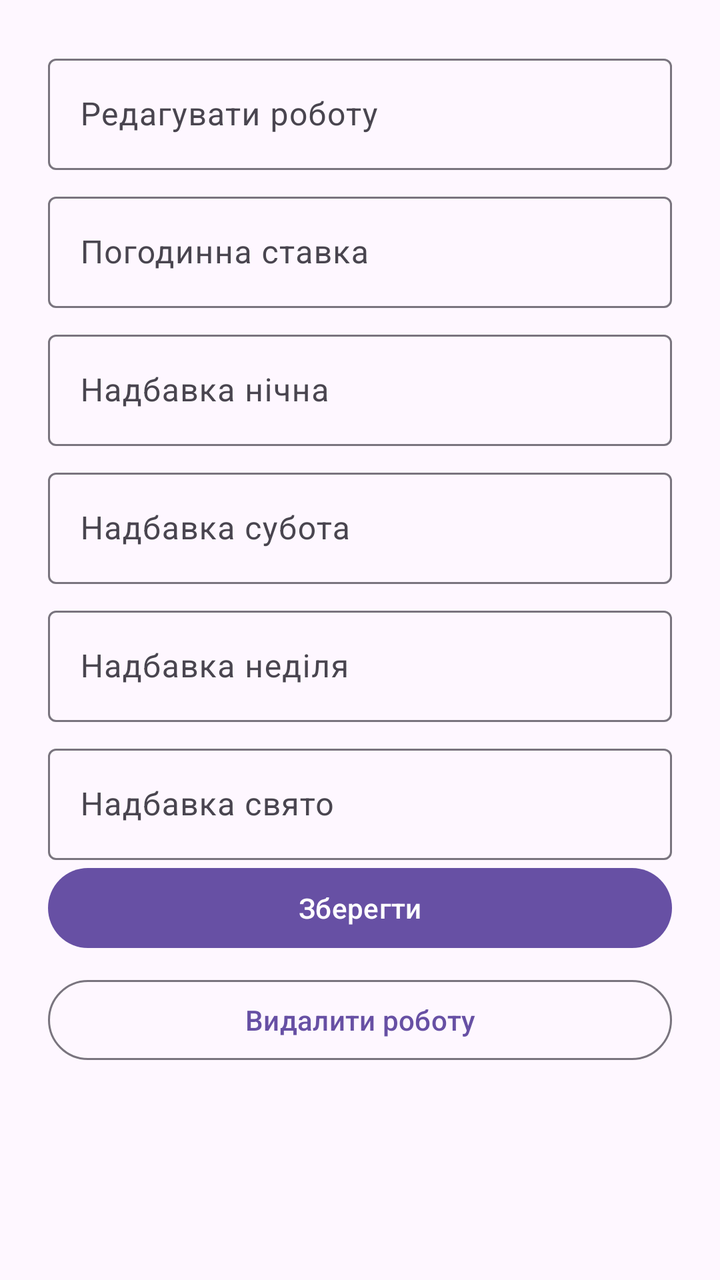
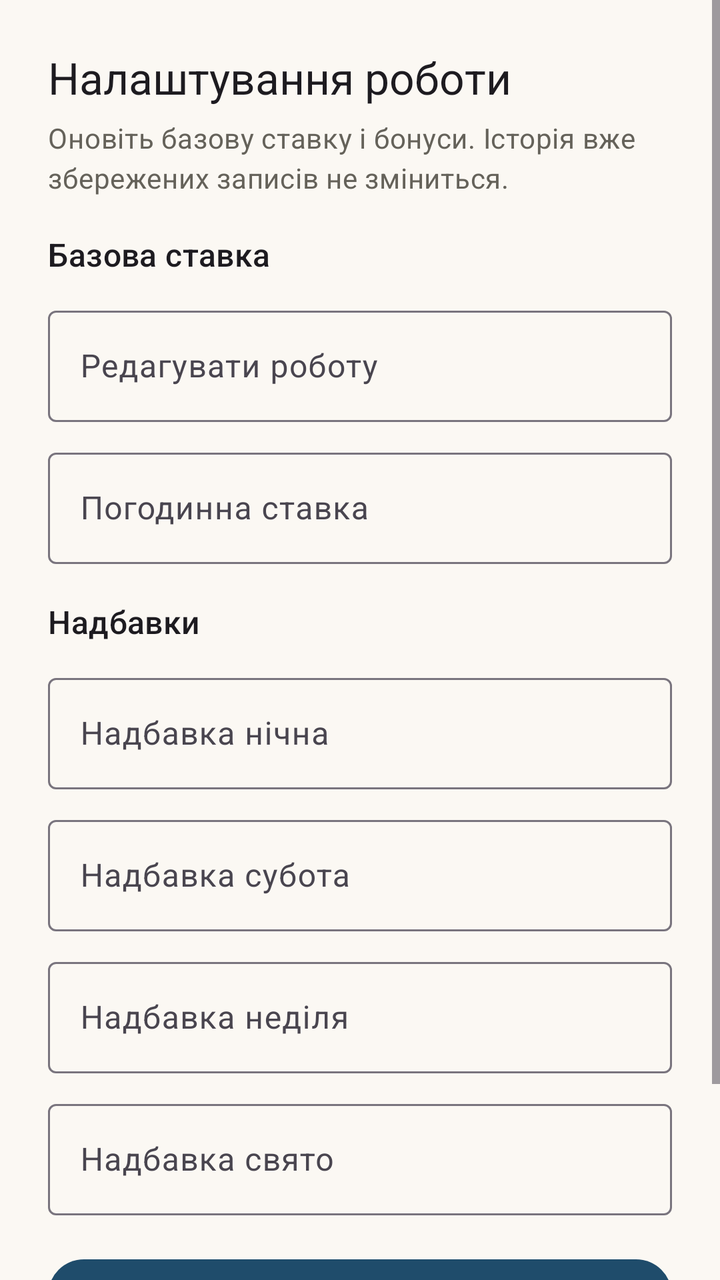

Two renders of the same Android screen: before a commit and after it. Below are the layout's source before the change and the commit's diff.
<!-- AndroidManifest.xml: application theme Theme.WorkTracker -->
<!-- res/layout/dialog_edit_job.xml -->
<LinearLayout xmlns:android="http://schemas.android.com/apk/res/android"
    android:layout_width="match_parent"
    android:layout_height="wrap_content"
    android:orientation="vertical"
    android:padding="24dp">

    <com.google.android.material.textfield.TextInputLayout
        android:layout_width="match_parent"
        android:layout_height="wrap_content">
        <com.google.android.material.textfield.TextInputEditText
            android:id="@+id/editJobName"
            android:layout_width="match_parent"
            android:layout_height="wrap_content"
            android:hint="@string/edit_job"/>
    </com.google.android.material.textfield.TextInputLayout>

    <com.google.android.material.textfield.TextInputLayout
        android:layout_width="match_parent"
        android:layout_height="wrap_content"
        android:layout_marginTop="8dp">
        <com.google.android.material.textfield.TextInputEditText
            android:id="@+id/editHourly"
            android:layout_width="match_parent"
            android:layout_height="wrap_content"
            android:inputType="numberDecimal"
            android:hint="@string/hourly_rate"/>
    </com.google.android.material.textfield.TextInputLayout>

    <com.google.android.material.textfield.TextInputLayout
        android:layout_width="match_parent"
        android:layout_height="wrap_content"
        android:layout_marginTop="8dp">
        <com.google.android.material.textfield.TextInputEditText
            android:id="@+id/editNight"
            android:layout_width="match_parent"
            android:layout_height="wrap_content"
            android:inputType="numberDecimal"
            android:hint="@string/night_bonus"/>
    </com.google.android.material.textfield.TextInputLayout>

    <com.google.android.material.textfield.TextInputLayout
        android:layout_width="match_parent"
        android:layout_height="wrap_content"
        android:layout_marginTop="8dp">
        <com.google.android.material.textfield.TextInputEditText
            android:id="@+id/editSat"
            android:layout_width="match_parent"
            android:layout_height="wrap_content"
            android:inputType="numberDecimal"
            android:hint="@string/sat_bonus"/>
    </com.google.android.material.textfield.TextInputLayout>

    <com.google.android.material.textfield.TextInputLayout
        android:layout_width="match_parent"
        android:layout_height="wrap_content"
        android:layout_marginTop="8dp">
        <com.google.android.material.textfield.TextInputEditText
            android:id="@+id/editSun"
            android:layout_width="match_parent"
            android:layout_height="wrap_content"
            android:inputType="numberDecimal"
            android:hint="@string/sun_bonus"/>
    </com.google.android.material.textfield.TextInputLayout>

    <com.google.android.material.textfield.TextInputLayout
        android:layout_width="match_parent"
        android:layout_height="wrap_content"
        android:layout_marginTop="8dp">
        <com.google.android.material.textfield.TextInputEditText
            android:id="@+id/editHol"
            android:layout_width="match_parent"
            android:layout_height="wrap_content"
            android:inputType="numberDecimal"
            android:hint="@string/hol_bonus"/>
    </com.google.android.material.textfield.TextInputLayout>

    <com.google.android.material.button.MaterialButton
        android:id="@+id/buttonSave"
        android:layout_width="match_parent"
        android:layout_height="wrap_content"
        android:text="@string/save"/>

    <com.google.android.material.button.MaterialButton
        android:id="@+id/buttonDelete"
        style="@style/Widget.Material3.Button.OutlinedButton"
        android:layout_width="match_parent"
        android:layout_height="wrap_content"
        android:layout_marginTop="8dp"
        android:text="@string/delete_job"/>
</LinearLayout>
<!-- resources referenced by this layout -->
<resources>
  <string name="delete_job">Видалити роботу</string>
  <string name="edit_job">Редагувати роботу</string>
  <string name="hol_bonus">Надбавка свято</string>
  <string name="hourly_rate">Погодинна ставка</string>
  <string name="night_bonus">Надбавка нічна</string>
  <string name="sat_bonus">Надбавка субота</string>
  <string name="save">Зберегти</string>
  <string name="sun_bonus">Надбавка неділя</string>
  <style name="Theme.WorkTracker" parent="Theme.Material3.Light.NoActionBar">
          <item name="colorPrimary">@color/primary</item>
          <item name="colorOnPrimary">@color/onPrimary</item>
          <item name="colorPrimaryContainer">@color/primaryContainer</item>
          <item name="colorOnPrimaryContainer">@color/onPrimaryContainer</item>
          <item name="colorSecondary">@color/secondary</item>
          <item name="colorOnSecondary">@color/onSecondary</item>
          <item name="colorSecondaryContainer">@color/secondaryContainer</item>
          <item name="colorOnSecondaryContainer">@color/onSecondaryContainer</item>
          <item name="colorTertiary">@color/tertiary</item>
          <item name="colorOnTertiary">@color/onTertiary</item>
          <item name="colorTertiaryContainer">@color/tertiaryContainer</item>
          <item name="colorOnTertiaryContainer">@color/onTertiaryContainer</item>
          <item name="colorError">@color/error</item>
          <item name="colorOnError">@color/onError</item>
          <item name="colorOnBackground">@color/onBackground</item>
          <item name="colorSurface">@color/surface</item>
          <item name="colorOnSurface">@color/onSurface</item>
      </style>
  <color name="primary">#6750A4</color>
  <color name="onPrimary">#FFFFFF</color>
  <color name="primaryContainer">#EADDFF</color>
  <color name="onPrimaryContainer">#21005D</color>
  <color name="secondary">#625B71</color>
  <color name="onSecondary">#FFFFFF</color>
  <color name="secondaryContainer">#E8DEF8</color>
  <color name="onSecondaryContainer">#1D192B</color>
  <color name="tertiary">#7D5260</color>
  <color name="onTertiary">#FFFFFF</color>
  <color name="tertiaryContainer">#FFD8E4</color>
  <color name="onTertiaryContainer">#31111D</color>
  <color name="error">#B3261E</color>
  <color name="onError">#FFFFFF</color>
  <color name="onBackground">#1C1B1F</color>
  <color name="surface">#FFFBFE</color>
  <color name="onSurface">#1C1B1F</color>
</resources>

<!-- the commit's change to res/layout/dialog_edit_job.xml (unified diff, before → after) -->
@@ -1,90 +1,135 @@
-<LinearLayout xmlns:android="http://schemas.android.com/apk/res/android"
+<ScrollView xmlns:android="http://schemas.android.com/apk/res/android"
+    xmlns:app="http://schemas.android.com/apk/res-auto"
     android:layout_width="match_parent"
     android:layout_height="wrap_content"
-    android:orientation="vertical"
-    android:padding="24dp">
+    android:fillViewport="true">
 
-    <com.google.android.material.textfield.TextInputLayout
+    <LinearLayout
         android:layout_width="match_parent"
-        android:layout_height="wrap_content">
-        <com.google.android.material.textfield.TextInputEditText
-            android:id="@+id/editJobName"
+        android:layout_height="wrap_content"
+        android:orientation="vertical"
+        android:padding="24dp">
+
+        <TextView
+            android:layout_width="wrap_content"
+            android:layout_height="wrap_content"
+            android:text="@string/job_dialog_edit_title"
+            style="@style/TextAppearance.Material3.TitleLarge" />
+
+        <TextView
             android:layout_width="match_parent"
             android:layout_height="wrap_content"
-            android:hint="@string/edit_job"/>
-    </com.google.android.material.textfield.TextInputLayout>
+            android:layout_marginTop="6dp"
+            android:text="@string/job_dialog_subtitle"
+            android:textColor="@color/chart_axis_text"
+            style="@style/TextAppearance.Material3.BodyMedium" />
 
-    <com.google.android.material.textfield.TextInputLayout
-        android:layout_width="match_parent"
-        android:layout_height="wrap_content"
-        android:layout_marginTop="8dp">
-        <com.google.android.material.textfield.TextInputEditText
-            android:id="@+id/editHourly"
+        <TextView
+            android:layout_width="wrap_content"
+            android:layout_height="wrap_content"
+            android:layout_marginTop="18dp"
+            android:text="@string/job_dialog_rate_title"
+            style="@style/TextAppearance.Material3.TitleMedium" />
+
+        <com.google.android.material.textfield.TextInputLayout
             android:layout_width="match_parent"
             android:layout_height="wrap_content"
-            android:inputType="numberDecimal"
-            android:hint="@string/hourly_rate"/>
-    </com.google.android.material.textfield.TextInputLayout>
+            android:layout_marginTop="12dp">
 
-    <com.google.android.material.textfield.TextInputLayout
-        android:layout_width="match_parent"
-        android:layout_height="wrap_content"
-        android:layout_marginTop="8dp">
-        <com.google.android.material.textfield.TextInputEditText
-            android:id="@+id/editNight"
+            <com.google.android.material.textfield.TextInputEditText
+                android:id="@+id/editJobName"
+                android:layout_width="match_parent"
+                android:layout_height="wrap_content"
+                android:hint="@string/edit_job" />
+        </com.google.android.material.textfield.TextInputLayout>
+
+        <com.google.android.material.textfield.TextInputLayout
             android:layout_width="match_parent"
             android:layout_height="wrap_content"
-            android:inputType="numberDecimal"
-            android:hint="@string/night_bonus"/>
-    </com.google.android.material.textfield.TextInputLayout>
+            android:layout_marginTop="10dp">
 
-    <com.google.android.material.textfield.TextInputLayout
-        android:layout_width="match_parent"
-        android:layout_height="wrap_content"
-        android:layout_marginTop="8dp">
-        <com.google.android.material.textfield.TextInputEditText
-            android:id="@+id/editSat"
+            <com.google.android.material.textfield.TextInputEditText
+                android:id="@+id/editHourly"
+                android:layout_width="match_parent"
+                android:layout_height="wrap_content"
+                android:hint="@string/hourly_rate"
+                android:inputType="numberDecimal" />
+        </com.google.android.material.textfield.TextInputLayout>
+
+        <TextView
+            android:layout_width="wrap_content"
+            android:layout_height="wrap_content"
+            android:layout_marginTop="18dp"
+            android:text="@string/job_dialog_bonus_title"
+            style="@style/TextAppearance.Material3.TitleMedium" />
+
+        <com.google.android.material.textfield.TextInputLayout
             android:layout_width="match_parent"
             android:layout_height="wrap_content"
-            android:inputType="numberDecimal"
-            android:hint="@string/sat_bonus"/>
-    </com.google.android.material.textfield.TextInputLayout>
+            android:layout_marginTop="12dp">
 
-    <com.google.android.material.textfield.TextInputLayout
-        android:layout_width="match_parent"
-        android:layout_height="wrap_content"
-        android:layout_marginTop="8dp">
-        <com.google.android.material.textfield.TextInputEditText
-            android:id="@+id/editSun"
+            <com.google.android.material.textfield.TextInputEditText
+                android:id="@+id/editNight"
+                android:layout_width="match_parent"
+                android:layout_height="wrap_content"
+                android:hint="@string/night_bonus"
+                android:inputType="numberDecimal" />
+        </com.google.android.material.textfield.TextInputLayout>
+
+        <com.google.android.material.textfield.TextInputLayout
             android:layout_width="match_parent"
             android:layout_height="wrap_content"
-            android:inputType="numberDecimal"
-            android:hint="@string/sun_bonus"/>
-    </com.google.android.material.textfield.TextInputLayout>
+            android:layout_marginTop="10dp">
 
-    <com.google.android.material.textfield.TextInputLayout
-        android:layout_width="match_parent"
-        android:layout_height="wrap_content"
-        android:layout_marginTop="8dp">
-        <com.google.android.material.textfield.TextInputEditText
-            android:id="@+id/editHol"
+            <com.google.android.material.textfield.TextInputEditText
+                android:id="@+id/editSat"
+                android:layout_width="match_parent"
+                android:layout_height="wrap_content"
+                android:hint="@string/sat_bonus"
+                android:inputType="numberDecimal" />
+        </com.google.android.material.textfield.TextInputLayout>
+
+        <com.google.android.material.textfield.TextInputLayout
             android:layout_width="match_parent"
             android:layout_height="wrap_content"
-            android:inputType="numberDecimal"
-            android:hint="@string/hol_bonus"/>
-    </com.google.android.material.textfield.TextInputLayout>
+            android:layout_marginTop="10dp">
 
-    <com.google.android.material.button.MaterialButton
-        android:id="@+id/buttonSave"
-        android:layout_width="match_parent"
-        android:layout_height="wrap_content"
-        android:text="@string/save"/>
+            <com.google.android.material.textfield.TextInputEditText
+                android:id="@+id/editSun"
+                android:layout_width="match_parent"
+                android:layout_height="wrap_content"
+                android:hint="@string/sun_bonus"
+                android:inputType="numberDecimal" />
+        </com.google.android.material.textfield.TextInputLayout>
 
-    <com.google.android.material.button.MaterialButton
-        android:id="@+id/buttonDelete"
-        style="@style/Widget.Material3.Button.OutlinedButton"
-        android:layout_width="match_parent"
-        android:layout_height="wrap_content"
-        android:layout_marginTop="8dp"
-        android:text="@string/delete_job"/>
-</LinearLayout>
+        <com.google.android.material.textfield.TextInputLayout
+            android:layout_width="match_parent"
+            android:layout_height="wrap_content"
+            android:layout_marginTop="10dp">
+
+            <com.google.android.material.textfield.TextInputEditText
+                android:id="@+id/editHol"
+                android:layout_width="match_parent"
+                android:layout_height="wrap_content"
+                android:hint="@string/hol_bonus"
+                android:inputType="numberDecimal" />
+        </com.google.android.material.textfield.TextInputLayout>
+
+        <com.google.android.material.button.MaterialButton
+            android:id="@+id/buttonSave"
+            android:layout_width="match_parent"
+            android:layout_height="wrap_content"
+            android:layout_marginTop="18dp"
+            android:text="@string/save"
+            app:cornerRadius="18dp" />
+
+        <com.google.android.material.button.MaterialButton
+            android:id="@+id/buttonDelete"
+            style="@style/Widget.Material3.Button.OutlinedButton"
+            android:layout_width="match_parent"
+            android:layout_height="wrap_content"
+            android:layout_marginTop="10dp"
+            android:text="@string/delete_job"
+            app:cornerRadius="18dp" />
+    </LinearLayout>
+</ScrollView>
<!-- resource entries referenced after the edit -->
@@ -1,9 +1,14 @@
 <!-- resources referenced by this layout -->
 <resources>
+  <color name="chart_axis_text">#65625A</color>
   <string name="delete_job">Видалити роботу</string>
   <string name="edit_job">Редагувати роботу</string>
   <string name="hol_bonus">Надбавка свято</string>
   <string name="hourly_rate">Погодинна ставка</string>
+  <string name="job_dialog_bonus_title">Надбавки</string>
+  <string name="job_dialog_edit_title">Налаштування роботи</string>
+  <string name="job_dialog_rate_title">Базова ставка</string>
+  <string name="job_dialog_subtitle">Оновіть базову ставку і бонуси. Історія вже збережених записів не зміниться.</string>
   <string name="night_bonus">Надбавка нічна</string>
   <string name="sat_bonus">Надбавка субота</string>
   <string name="save">Зберегти</string>
@@ -23,26 +28,39 @@
           <item name="colorOnTertiaryContainer">@color/onTertiaryContainer</item>
           <item name="colorError">@color/error</item>
           <item name="colorOnError">@color/onError</item>
+          <item name="android:windowBackground">@color/background</item>
+          <item name="android:statusBarColor">@android:color/transparent</item>
+          <item name="android:navigationBarColor">@android:color/transparent</item>
           <item name="colorOnBackground">@color/onBackground</item>
+          <item name="android:colorBackground">@color/background</item>
           <item name="colorSurface">@color/surface</item>
           <item name="colorOnSurface">@color/onSurface</item>
+          <item name="materialAlertDialogTheme">@style/ThemeOverlay.WorkTracker.MaterialAlertDialog</item>
       </style>
-  <color name="primary">#6750A4</color>
+  <color name="primary">#1F4C6B</color>
   <color name="onPrimary">#FFFFFF</color>
-  <color name="primaryContainer">#EADDFF</color>
-  <color name="onPrimaryContainer">#21005D</color>
-  <color name="secondary">#625B71</color>
+  <color name="primaryContainer">#D7EBF7</color>
+  <color name="onPrimaryContainer">#0D2A3D</color>
+  <color name="secondary">#2F6B5F</color>
   <color name="onSecondary">#FFFFFF</color>
-  <color name="secondaryContainer">#E8DEF8</color>
-  <color name="onSecondaryContainer">#1D192B</color>
-  <color name="tertiary">#7D5260</color>
+  <color name="secondaryContainer">#D9F0E9</color>
+  <color name="onSecondaryContainer">#12352E</color>
+  <color name="tertiary">#C17A1A</color>
   <color name="onTertiary">#FFFFFF</color>
-  <color name="tertiaryContainer">#FFD8E4</color>
-  <color name="onTertiaryContainer">#31111D</color>
+  <color name="tertiaryContainer">#FCE7C7</color>
+  <color name="onTertiaryContainer">#503106</color>
   <color name="error">#B3261E</color>
   <color name="onError">#FFFFFF</color>
-  <color name="onBackground">#1C1B1F</color>
-  <color name="surface">#FFFBFE</color>
-  <color name="onSurface">#1C1B1F</color>
+  <color name="background">#FBF8F3</color>
+  <color name="onBackground">#1F1B16</color>
+  <color name="surface">#FEFCF8</color>
+  <color name="onSurface">#1F1B16</color>
+  <style name="ThemeOverlay.WorkTracker.MaterialAlertDialog" parent="ThemeOverlay.Material3.MaterialAlertDialog">
+          <item name="shapeAppearanceMediumComponent">@style/ShapeAppearance.WorkTracker.RoundedDialog</item>
+      </style>
+  <style name="ShapeAppearance.WorkTracker.RoundedDialog" parent="">
+          <item name="cornerFamily">rounded</item>
+          <item name="cornerSize">28dp</item>
+      </style>
 </resources>
 
